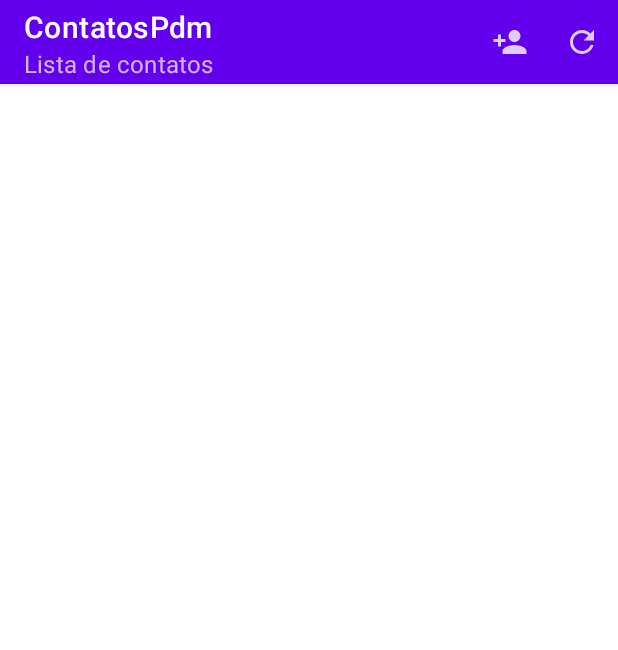
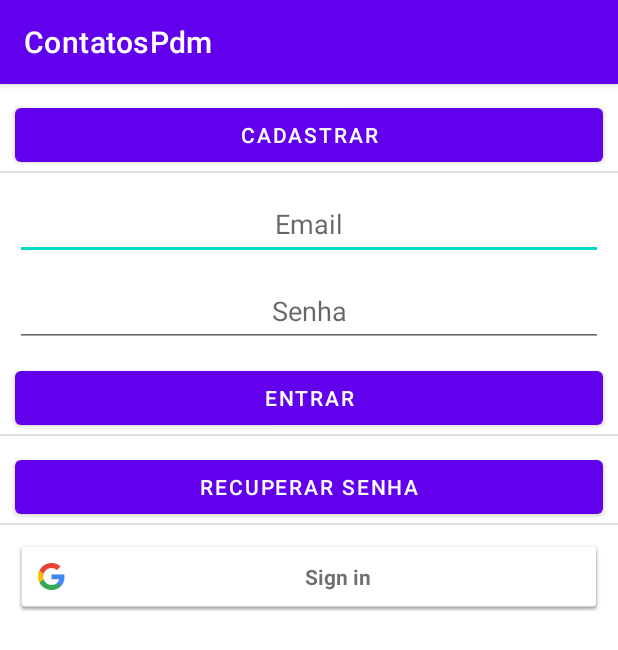
Before and after one commit to isarnf/ContatosPdm, an Android app: the screen it shows after launch (MainActivity before the commit, LoginActivity after it), on a phone screen of 412 x 824 dp. Shown: the top 650 px of the screen. Run offline under Robolectric (Android 15) with nearby library versions, the phone set to English and light mode, and no system bars; our stand-ins replace Firebase (no records; nobody signed in at launch, a user with empty details on screens opened directly).

Commit message:
CreateAccountActivity, LoginActivity, ResetPasswordActivity

```diff
--- a/app/src/main/java/br/edu/scl/ifsp/ads/contatospdm/controller/ContactController.kt
+++ b/app/src/main/java/br/edu/scl/ifsp/ads/contatospdm/controller/ContactController.kt
@@ -1,5 +1,6 @@
 package br.edu.scl.ifsp.ads.contatospdm.controller
 
+import android.os.Message
 import androidx.room.Room
 import br.edu.scl.ifsp.ads.contatospdm.model.*
 import br.edu.scl.ifsp.ads.contatospdm.model.ContactDaoRoom.Constants.CONTACT_DATABASE_FILE
--- a/app/src/main/java/br/edu/scl/ifsp/ads/contatospdm/view/BaseActivity.kt
+++ b/app/src/main/java/br/edu/scl/ifsp/ads/contatospdm/view/BaseActivity.kt
@@ -1,8 +1,24 @@
 package br.edu.scl.ifsp.ads.contatospdm.view
 
 import androidx.appcompat.app.AppCompatActivity
+import br.edu.scl.ifsp.ads.contatospdm.R
+import com.google.android.gms.auth.api.signin.GoogleSignIn
+import com.google.android.gms.auth.api.signin.GoogleSignInClient
+import com.google.android.gms.auth.api.signin.GoogleSignInOptions
 
 sealed class BaseActivity: AppCompatActivity(){
     protected val EXTRA_CONTACT = "Contact"
     protected val EXTRA_VIEW_CONTACT = "ViewContact"
+
+    protected val googleSignInOptions: GoogleSignInOptions by lazy {
+        GoogleSignInOptions.Builder(GoogleSignInOptions.DEFAULT_SIGN_IN)
+            .requestIdToken(getString(R.string.default_web_client_id))
+            .requestEmail()
+            .build()
+    }
+
+    //mantem as informacoes de login uma vez que ele é realizado
+    protected val googleSignInClient: GoogleSignInClient by lazy{
+        GoogleSignIn.getClient(this, googleSignInOptions)
+    }
 }
--- /dev/null
+++ b/app/src/main/java/br/edu/scl/ifsp/ads/contatospdm/view/LoginActivity.kt
@@ -0,0 +1,87 @@
+package br.edu.scl.ifsp.ads.contatospdm.view
+
+import android.content.Intent
+import androidx.appcompat.app.AppCompatActivity
+import android.os.Bundle
+import android.view.View
+import android.widget.Toast
+import androidx.activity.result.ActivityResultLauncher
+import androidx.activity.result.contract.ActivityResultContracts
+import br.edu.scl.ifsp.ads.contatospdm.R
+import br.edu.scl.ifsp.ads.contatospdm.databinding.ActivityLoginBinding
+import com.google.android.gms.auth.api.signin.GoogleSignIn
+import com.google.android.gms.auth.api.signin.GoogleSignInAccount
+import com.google.firebase.auth.FirebaseAuth
+import com.google.firebase.auth.GoogleAuthProvider
+
+class LoginActivity : BaseActivity() {
+    private val alb: ActivityLoginBinding by lazy{
+        ActivityLoginBinding.inflate(layoutInflater)
+    }
+
+    private lateinit var gsarl : ActivityResultLauncher<Intent>
+
+    override fun onCreate(savedInstanceState: Bundle?) {
+        super.onCreate(savedInstanceState)
+        setContentView(alb.root)
+
+        alb.createAccountBt.setOnClickListener {
+            startActivity(Intent(this, CreateAccountActivity::class.java))
+        }
+
+        alb.passwordResetBt.setOnClickListener {
+            startActivity(Intent(this, ResetPasswordActivity::class.java))
+        }
+
+        alb.loginBt.setOnClickListener {
+            val email = alb.emailEt.text.toString()
+            val password = alb.passwordEt.text.toString()
+
+            FirebaseAuth.getInstance().signInWithEmailAndPassword(email, password).addOnSuccessListener {
+                Toast.makeText(this, "Usuário $email autenticado com sucesso!", Toast.LENGTH_LONG).show()
+                openMainActivity()
+            }.addOnFailureListener {
+                Toast.makeText(this, "Falha na autenticação do usuário!", Toast.LENGTH_LONG).show()
+            }
+        }
+
+        alb.loginGoogleBt.setOnClickListener{
+            val gsa: GoogleSignInAccount? = GoogleSignIn.getLastSignedInAccount(this)
+            if (gsa == null){
+                //Solicitar login com conta Google
+                gsarl.launch(googleSignInClient.signInIntent)
+            }else{
+                //Já existe um usuário logado com conta google
+                openMainActivity()
+            }
+        }
+
+        gsarl = registerForActivityResult(ActivityResultContracts.StartActivityForResult()){ result ->
+            if (result.resultCode == RESULT_OK){
+                //Pegando retorno do login com conta google
+                val task = GoogleSignIn.getSignedInAccountFromIntent(result.data)
+                val gsa: GoogleSignInAccount = task.result
+                val credential = GoogleAuthProvider.getCredential(gsa.idToken, null)
+
+                FirebaseAuth.getInstance().signInWithCredential(credential).addOnSuccessListener {
+                    Toast.makeText(this, "Usuário ${gsa.email} autenticado com sucesso!", Toast.LENGTH_LONG).show()
+                    openMainActivity()
+                }.addOnFailureListener {
+                    Toast.makeText(this, "Falha na autenticação de usuário!", Toast.LENGTH_LONG).show()
+                }
+            }
+        }
+    }
+
+    override fun onStart() {
+        super.onStart()
+        if(FirebaseAuth.getInstance().currentUser != null){
+            openMainActivity()
+        }
+    }
+
+    private fun openMainActivity(){
+        startActivity(Intent(this, MainActivity::class.java))
+        finish()
+    }
+}
--- /dev/null
+++ b/app/src/main/res/layout/activity_login.xml
@@ -0,0 +1,104 @@
+<?xml version="1.0" encoding="utf-8"?>
+<androidx.constraintlayout.widget.ConstraintLayout xmlns:android="http://schemas.android.com/apk/res/android"
+    xmlns:app="http://schemas.android.com/apk/res-auto"
+    xmlns:tools="http://schemas.android.com/tools"
+    android:layout_width="match_parent"
+    android:layout_height="match_parent"
+    android:layout_margin="10dp"
+    tools:context=".view.LoginActivity">
+
+    <EditText
+        android:id="@+id/emailEt"
+        android:layout_width="0dp"
+        android:layout_height="wrap_content"
+        android:layout_margin="10dp"
+        android:ems="10"
+        android:gravity="center"
+        android:hint="Email"
+        android:inputType="textEmailAddress"
+        android:minHeight="48dp"
+        app:layout_constraintEnd_toEndOf="parent"
+        app:layout_constraintStart_toStartOf="parent"
+        app:layout_constraintTop_toBottomOf="@+id/divider" />
+
+    <EditText
+        android:id="@+id/passwordEt"
+        android:layout_width="0dp"
+        android:layout_height="wrap_content"
+        android:layout_margin="10dp"
+        android:ems="10"
+        android:gravity="center"
+        android:hint="Senha"
+        android:inputType="textPassword"
+        android:minHeight="48dp"
+        app:layout_constraintEnd_toEndOf="parent"
+        app:layout_constraintStart_toStartOf="parent"
+        app:layout_constraintTop_toBottomOf="@+id/emailEt" />
+
+    <Button
+        android:id="@+id/loginBt"
+        android:layout_width="0dp"
+        android:layout_height="wrap_content"
+        android:layout_margin="10dp"
+        android:text="Entrar"
+        app:layout_constraintEnd_toEndOf="parent"
+        app:layout_constraintStart_toStartOf="parent"
+        app:layout_constraintTop_toBottomOf="@+id/passwordEt" />
+
+    <Button
+        android:id="@+id/passwordResetBt"
+        android:layout_width="0dp"
+        android:layout_height="wrap_content"
+        android:layout_margin="10dp"
+        android:text="Recuperar senha"
+        app:layout_constraintEnd_toEndOf="parent"
+        app:layout_constraintStart_toStartOf="parent"
+        app:layout_constraintTop_toBottomOf="@+id/divider2" />
+
+    <Button
+        android:id="@+id/createAccountBt"
+        android:layout_width="0dp"
+        android:layout_height="wrap_content"
+        android:text="Cadastrar"
+        android:layout_margin="10dp"
+        app:layout_constraintEnd_toEndOf="parent"
+        app:layout_constraintStart_toStartOf="parent"
+        app:layout_constraintTop_toTopOf="parent" />
+
+    <View
+        android:id="@+id/divider"
+        android:layout_width="match_parent"
+        android:layout_height="1dp"
+        android:background="?android:attr/listDivider"
+        app:layout_constraintEnd_toEndOf="parent"
+        app:layout_constraintStart_toStartOf="parent"
+        app:layout_constraintTop_toBottomOf="@+id/createAccountBt" />
+
+    <View
+        android:id="@+id/divider2"
+        android:layout_width="match_parent"
+        android:layout_height="1dp"
+        android:background="?android:attr/listDivider"
+        app:layout_constraintEnd_toEndOf="parent"
+        app:layout_constraintStart_toStartOf="parent"
+        app:layout_constraintTop_toBottomOf="@+id/loginBt" />
+
+    <View
+        android:id="@+id/divider3"
+        android:layout_width="match_parent"
+        android:layout_height="1dp"
+        android:background="?android:attr/listDivider"
+        app:layout_constraintEnd_toEndOf="parent"
+        app:layout_constraintStart_toStartOf="parent"
+        app:layout_constraintTop_toBottomOf="@+id/passwordResetBt" />
+
+    <com.google.android.gms.common.SignInButton
+        android:id="@+id/loginGoogleBt"
+        android:layout_height="wrap_content"
+        android:layout_width="0dp"
+        android:layout_margin="10dp"
+        app:layout_constraintEnd_toEndOf="parent"
+        app:layout_constraintStart_toStartOf="parent"
+        app:layout_constraintTop_toBottomOf="@+id/divider3" />
+
+</androidx.constraintlayout.widget.ConstraintLayout>
--- a/app/src/main/res/menu/menu_main.xml
+++ b/app/src/main/res/menu/menu_main.xml
@@ -14,4 +14,10 @@
         android:title="@string/refresh_contacts"
         app:showAsAction="ifRoom" />
 
+    <item
+        android:id="@+id/signOutMi"
+        android:icon="@drawable/ic_sign_out"
+        android:title="Deslogar"
+        app:showAsAction="ifRoom" />
+
 </menu>
```
Also changed, not shown: app/build.gradle (+8 -0 lines), app/src/main/AndroidManifest.xml (+14 -5 lines), app/src/main/java/br/edu/scl/ifsp/ads/contatospdm/view/CreateAccountActivity.kt (added, +51 -0 lines), app/src/main/java/br/edu/scl/ifsp/ads/contatospdm/view/MainActivity.kt (+30 -5 lines), app/src/main/java/br/edu/scl/ifsp/ads/contatospdm/view/ResetPasswordActivity.kt (added, +30 -0 lines), app/src/main/res/drawable-anydpi/ic_sign_out.xml (added, +12 -0 lines), app/src/main/res/layout/activity_create_account.xml (added, +62 -0 lines), app/src/main/res/layout/activity_reset_password.xml (added, +33 -0 lines), app/src/main/res/drawable-hdpi/ic_sign_out.png (added), app/src/main/res/drawable-mdpi/ic_sign_out.png (added), app/src/main/res/drawable-xhdpi/ic_sign_out.png (added), app/src/main/res/drawable-xxhdpi/ic_sign_out.png (added).
